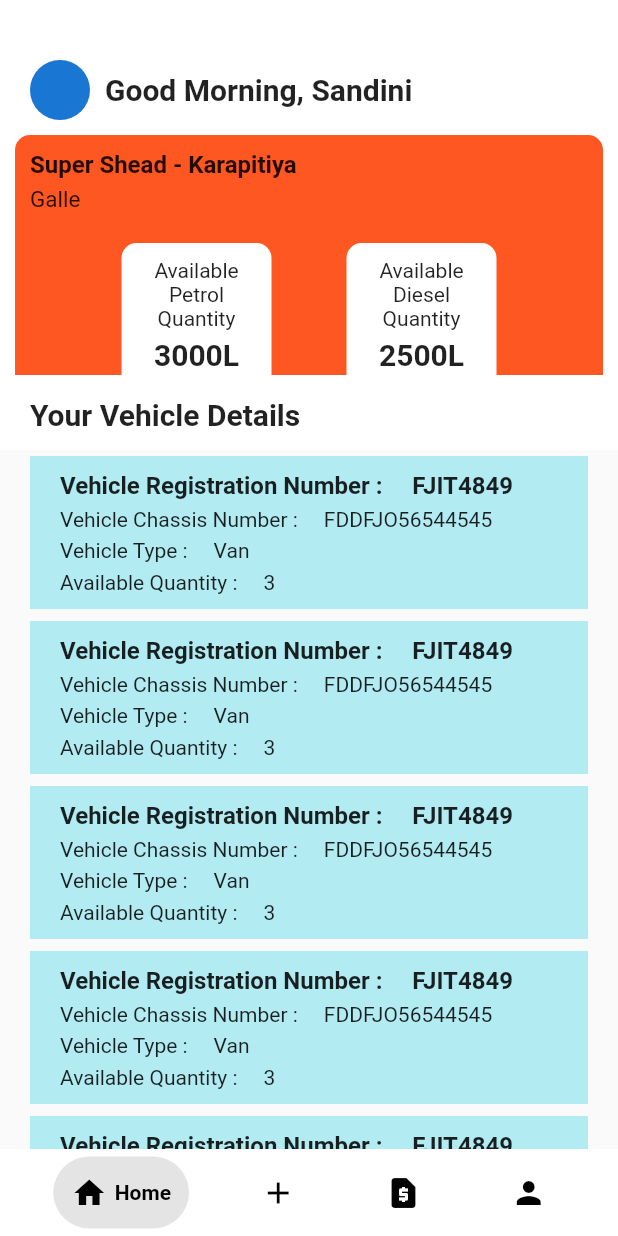
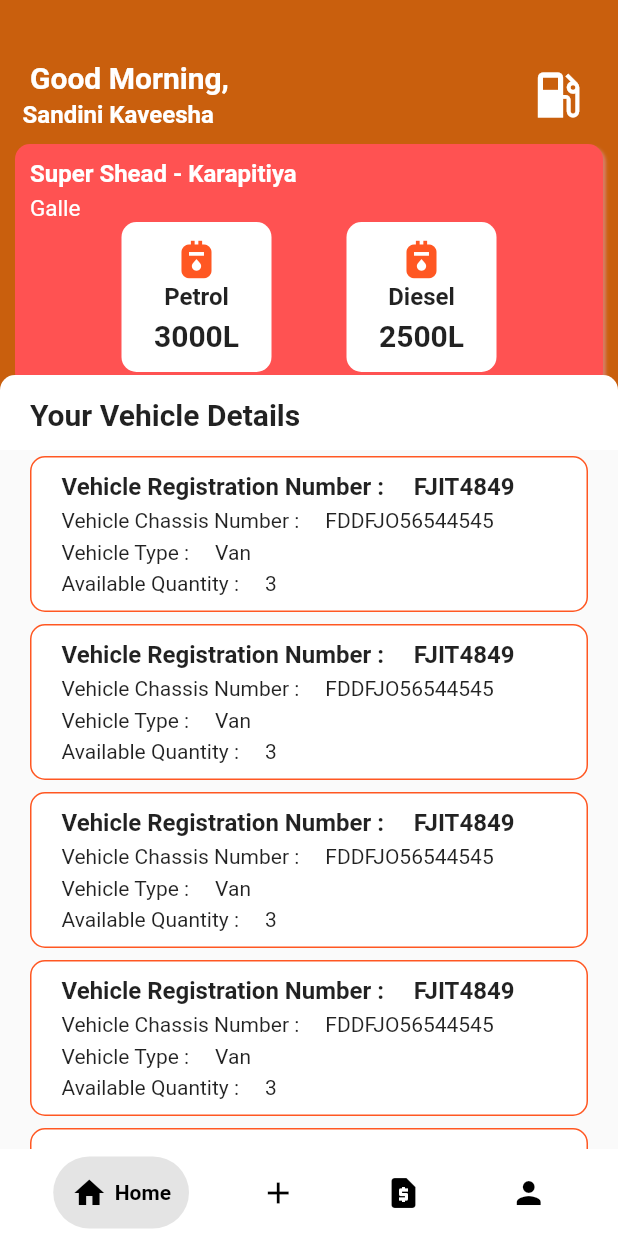
Before and after one commit to Kanishka-Git97/Power-Fuel-Client-App, a Flutter app: the HomeScreen screen opened directly, on a phone screen of 412 x 824 dp. Run offline on Flutter 3.47's test engine with Material 2 defaults, Android fonts, the phone set to English and light mode, and no system bars; drawn by our look-alikes of google_nav_bar; our stand-ins replace snippet_coder_utils.

Commit message:
Updated ui screens

```diff
--- a/lib/constants/constants.dart
+++ b/lib/constants/constants.dart
@@ -25,4 +25,4 @@ const TextStyle formTitleLight =
 
 
 //Database Setting
-String baseUrl = "http://192.168.8.101:8080";
+String baseUrl = "http://192.168.1.103:8080";
--- a/lib/main.dart
+++ b/lib/main.dart
@@ -1,4 +1,5 @@
 import 'package:flutter/material.dart';
+import 'package:power_fuel_client_app/presentation/screens/home_screen.dart';
 
 import '../constants/constants.dart';
 import '../presentation/screens/registration_screen.dart';
@@ -24,7 +25,7 @@ class MyApp extends StatelessWidget {
               focusedBorder: OutlineInputBorder(
                   borderSide: const BorderSide(color: primaryColor),
                   borderRadius: BorderRadius.circular(12)))),
-      home: const LoginScreen(),
+      home: const HomeScreen(),
     );
   }
 }
--- a/lib/presentation/molecules/custom_bottom_navigation.dart
+++ b/lib/presentation/molecules/custom_bottom_navigation.dart
@@ -37,7 +37,7 @@ class _CustomBottomNavigationBarState extends State<CustomBottomNavigationBar> {
           backgroundColor: Colors.white,
           color: Colors.white,
           activeColor: Colors.black,
-          tabBackgroundColor: Color.fromARGB(255, 228, 228, 228),
+          tabBackgroundColor: const Color.fromARGB(255, 228, 228, 228),
           gap: 5,
           padding: const EdgeInsets.symmetric(vertical: 12, horizontal: 12),
 
@@ -49,7 +49,7 @@ class _CustomBottomNavigationBarState extends State<CustomBottomNavigationBar> {
               onPressed: () {
                 Navigator.push(
                   context,
-                  MaterialPageRoute(builder: (context) => HomeScreen()),
+                  MaterialPageRoute(builder: (context) => const HomeScreen()),
                 );
               },
             ),
--- a/lib/presentation/molecules/fuel_station_details.dart
+++ b/lib/presentation/molecules/fuel_station_details.dart
@@ -11,24 +11,38 @@ class FuelStationDetails extends StatelessWidget {
       padding: const EdgeInsets.all(10),
       margin: const EdgeInsets.all(10),
       decoration: BoxDecoration(
-          borderRadius: BorderRadius.circular(10),
-          color: primaryColor),
+        boxShadow: [
+          BoxShadow(
+            color: Color.fromARGB(179, 219, 137, 137),
+            blurRadius: 1,
+            offset: Offset(2, 2)
+          )
+        ],
+          borderRadius: BorderRadius.circular(10), color: Colors.redAccent),
       child: Column(
+        crossAxisAlignment: CrossAxisAlignment.start,
+        children: [
+          Row(
+            mainAxisAlignment: MainAxisAlignment.spaceBetween,
+            children: [
+              Column(
+                mainAxisAlignment: MainAxisAlignment.start,
                 crossAxisAlignment: CrossAxisAlignment.start,
                 children: [
                   const Text(
                     "Super Shead - Karapitiya",
-            style: subHeading,
+                    style: subHeadingLight,
                   ),
                   const SizedBox(
                     height: 5,
                   ),
                   const Text(
                     "Galle",
-            style: formTitle,
+                    style: formTitleLight,
                   ),
-          const SizedBox(
-            height: 20,
+                ],
+              ),
+            ],
           ),
           Row(
             mainAxisAlignment: MainAxisAlignment.center,
@@ -45,15 +59,26 @@ class FuelStationDetails extends StatelessWidget {
                 ),
                 child: Column(
                   children: const [
-                    Text("Available Petrol Quantity", style: normalText, textAlign: TextAlign.center,),
-                    SizedBox(height: 5,),
-                    Text("3000L", style: mainHeading,)
+                    Icon(Icons.gas_meter, color: primaryColor,size: 30,),
+                    Text(
+                      "Petrol",
+                      style: subHeading,
+                    ),
+                    SizedBox(
+                      height: 5,
+                    ),
+                    Text(
+                      "3000L",
+                      style: mainHeading,
+                    )
                   ],
                 ),
               ),
-              const SizedBox(width: 50,),
+              const SizedBox(
+                width: 50,
+              ),
               Container(
-                padding:const  EdgeInsets.all(10),
+                padding: const EdgeInsets.all(10),
                 width: 100,
                 height: 100,
                 decoration: const BoxDecoration(
@@ -63,10 +88,19 @@ class FuelStationDetails extends StatelessWidget {
                   ),
                 ),
                 child: Column(
-                  children: const[
-                    Text("Available Diesel Quantity", style: normalText, textAlign: TextAlign.center,),
-                    SizedBox(height: 5,),
-                    Text("2500L", style: mainHeading,)
+                  children: const [
+                     Icon(Icons.gas_meter, color: primaryColor,size: 30,),
+                    Text(
+                      "Diesel",
+                      style: subHeading,
+                    ),
+                    SizedBox(
+                      height: 5,
+                    ),
+                    Text(
+                      "2500L",
+                      style: mainHeading,
+                    )
                   ],
                 ),
               ),
--- a/lib/presentation/molecules/vehicle_details_card.dart
+++ b/lib/presentation/molecules/vehicle_details_card.dart
@@ -24,7 +24,11 @@ class VehicleDetailsCard extends StatelessWidget {
             child: Container(
               margin: const EdgeInsets.symmetric(vertical: 4, horizontal: 20),
               child: Container(
-                color: Colors.cyan.shade100,
+                decoration: BoxDecoration(
+                  color: Colors.white,
+                  border: Border.all(color: primaryColor, width: 1, style: BorderStyle.solid),
+                  borderRadius: const BorderRadius.all(Radius.circular(10))
+                ),
               padding: const EdgeInsets.symmetric(vertical: 10, horizontal: 20),
                 child: Column(
                   children: [
--- a/lib/presentation/screens/home_screen.dart
+++ b/lib/presentation/screens/home_screen.dart
@@ -36,32 +36,42 @@ class _HomeScreenState extends State<HomeScreen> {
             expandedHeight: 300,
             flexibleSpace: FlexibleSpaceBar(
               background: Container(
-                color: Colors.white,
+                color: const Color(0xffC95F0D),
                 // margin: const EdgeInsets.only(),
                 child: Column(
                   crossAxisAlignment: CrossAxisAlignment.start,
                   children: [
                     Row(
+                      mainAxisAlignment: MainAxisAlignment.spaceBetween,
                       children: [
-                        Padding(
-                          padding: const EdgeInsets.only(left: 20, top: 40),
-                          child: CircleAvatar(),
+                        Column(
+                          children: [
+                            Padding(
+                              padding: const EdgeInsets.only(left: 20, top: 40),
+                              child: Text(greetingMessage(),
+                                  textAlign: TextAlign.start,
+                                  style: mainHeadingLight),
+                            ),
+                            const Padding(
+                              padding: EdgeInsets.only(top: 4),
+                              child: Text(
+                                "Sandini Kaveesha",
+                                style: subHeadingLight,
+                              ),
+                            ),
+                          ],
                         ),
-                        Padding(
-                          padding: const EdgeInsets.only(left: 10, top: 40),
-                          child: Text(greetingMessage(),
-                              textAlign: TextAlign.start, style: mainHeading),
-                        ),
-                        const Padding(
-                          padding: EdgeInsets.only( top: 40),
-                          child: Text(
-                            "Sandini",
-                            style: mainHeading,
+                       const  Padding(
+                          padding: EdgeInsets.only(right: 20, top: 40),
+                          child: Icon(
+                            Icons.local_gas_station,
+                            color: Colors.white,
+                            size: 40,
                           ),
                         ),
                       ],
                     ),
-                    FuelStationDetails()
+                    const FuelStationDetails()
                   ],
                 ),
               ),
```
Lines whose indentation alone changed are shown as unchanged.
